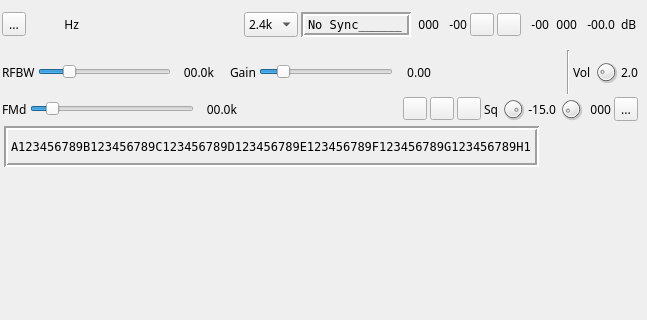
Above: plugins/channel/demoddsd/dsddemodgui.ui from f4exb/sdrangel before the change; both pictures show x 0 to 647 and y 0 to 320 of the 647 by 841 pixel window. Below: the same form after it.
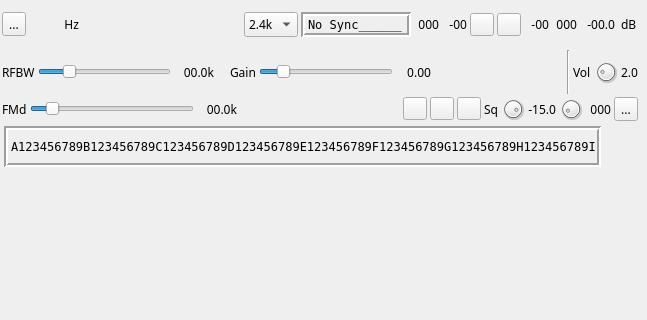
That is the form after the change. Icons and pictures are not drawn. Custom widgets are drawn as their Qt base class.

Commit message: DSD demod: increase length of informative text window to 80 characters. D-Star: display informative text (slow data)

```diff
--- a/plugins/channel/demoddsd/dsddemodgui.ui
+++ b/plugins/channel/demoddsd/dsddemodgui.ui
@@ -798,7 +798,7 @@
        <widget class="QLabel" name="formatStatusText">
         <property name="minimumSize">
          <size>
-          <width>535</width>
+          <width>595</width>
           <height>0</height>
          </size>
         </property>
@@ -818,7 +818,7 @@
          <number>2</number>
         </property>
         <property name="text">
-         <string>A123456789B123456789C123456789D123456789E123456789F123456789G123456789H1</string>
+         <string>A123456789B123456789C123456789D123456789E123456789F123456789G123456789H123456789I</string>
         </property>
        </widget>
       </item>
```
The commit also changes 2 other files.
